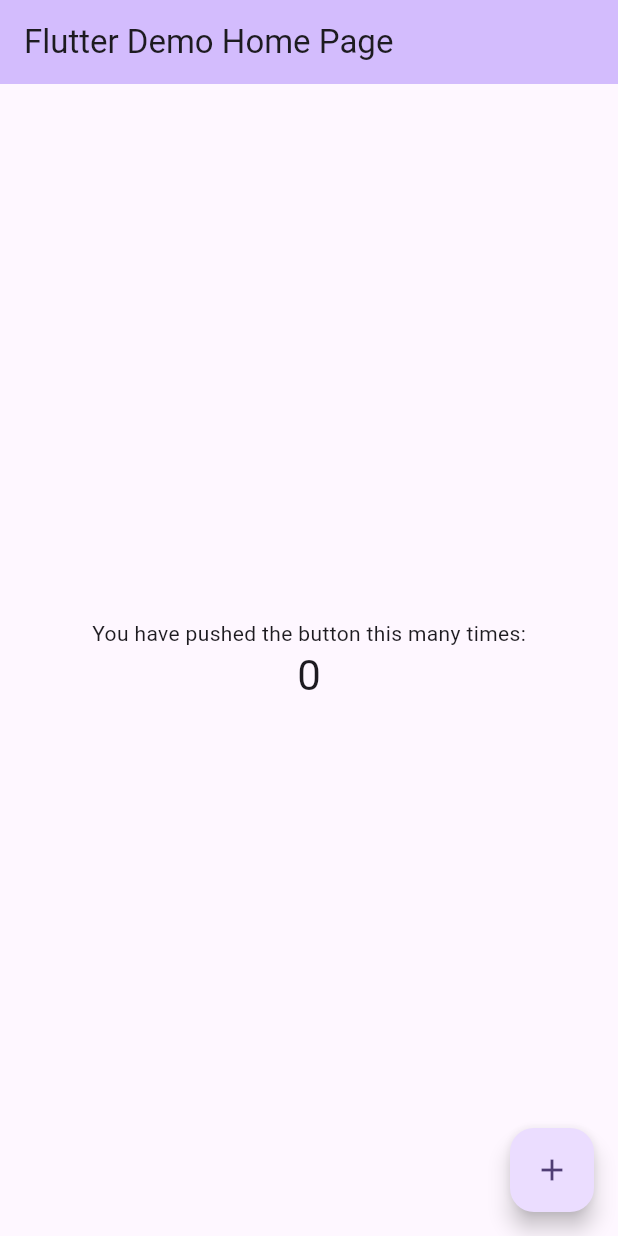
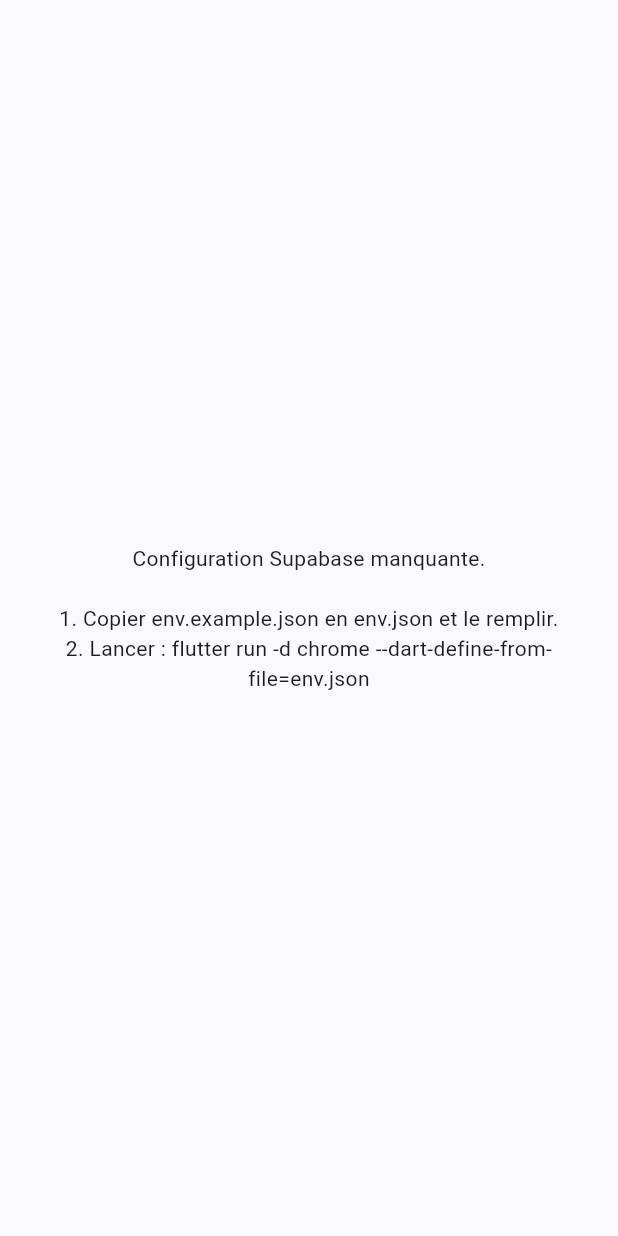
Before and after one commit to Dosseh2005/flutter-evaluation-platform, a Flutter app: the screen it shows after launch, on a phone screen of 412 x 824 dp. Run offline on Flutter 3.47's test engine with Material 3 defaults, Android fonts, the phone set to English and light mode, and no system bars; our stand-ins replace flutter_riverpod, go_router, supabase_flutter; accounts and stored records are empty.

Commit message:
feat(S1): arborescence lib/core + features et router go_router
- Connexion Supabase via --dart-define-from-file=env.json (écran d'aide si absent)
- Session (utilisateur connecté + rôle) et garde de route selon le rôle
- Pages provisoires pour chaque US
- Tests de la garde de route ; README mis à jour (lien Trello, routes)

```diff
--- /dev/null
+++ b/lib/core/supabase_client.dart
@@ -0,0 +1,22 @@
+import 'package:supabase_flutter/supabase_flutter.dart';
+
+/// URL du projet Supabase, passée au lancement avec
+/// `--dart-define-from-file=env.json` (jamais écrite dans le code).
+const supabaseUrl = String.fromEnvironment('SUPABASE_URL');
+
+/// Clé publique (anon / publishable) du projet Supabase.
+/// Ne JAMAIS mettre la clé `service_role` ici.
+const supabaseAnonKey = String.fromEnvironment('SUPABASE_ANON_KEY');
+
+/// Vrai si les deux valeurs ci-dessus ont bien été fournies au lancement.
+bool get supabaseEstConfigure =>
+    supabaseUrl.isNotEmpty && supabaseAnonKey.isNotEmpty;
+
+/// Connecte l'application au projet Supabase. À appeler une seule fois,
+/// dans `main()`, avant `runApp`.
+Future<void> initialiserSupabase() async {
+  await Supabase.initialize(url: supabaseUrl, publishableKey: supabaseAnonKey);
+}
+
+/// Raccourci vers le client Supabase, utilisable partout dans l'appli.
+SupabaseClient get supabase => Supabase.instance.client;
--- /dev/null
+++ b/lib/core/theme.dart
@@ -0,0 +1,11 @@
+import 'package:flutter/material.dart';
+
+/// Thème commun à toute l'application (Material 3).
+ThemeData construireTheme() {
+  return ThemeData(
+    colorScheme: ColorScheme.fromSeed(seedColor: const Color(0xFF1565C0)),
+    inputDecorationTheme: const InputDecorationTheme(
+      border: OutlineInputBorder(),
+    ),
+  );
+}
--- a/lib/main.dart
+++ b/lib/main.dart
@@ -1,121 +1,64 @@
 import 'package:flutter/material.dart';
+import 'package:flutter_riverpod/flutter_riverpod.dart';
 
-void main() {
-  runApp(const MyApp());
+import 'core/router.dart';
+import 'core/supabase_client.dart';
+import 'core/theme.dart';
+
+/// Point d'entrée : connecte Supabase puis lance l'application.
+///
+/// Lancement : `flutter run -d chrome --dart-define-from-file=env.json`
+Future<void> main() async {
+  WidgetsFlutterBinding.ensureInitialized();
+
+  if (!supabaseEstConfigure) {
+    runApp(const ConfigManquanteApp());
+    return;
+  }
+
+  await initialiserSupabase();
+  runApp(const ProviderScope(child: EvaluationApp()));
 }
 
-class MyApp extends StatelessWidget {
-  const MyApp({super.key});
+/// Application principale : thème + navigation go_router.
+class EvaluationApp extends ConsumerWidget {
+  /// Crée l'application.
+  const EvaluationApp({super.key});
 
-  // This widget is the root of your application.
   @override
-  Widget build(BuildContext context) {
-    return MaterialApp(
-      title: 'Flutter Demo',
-      theme: ThemeData(
-        // This is the theme of your application.
-        //
-        // TRY THIS: Try running your application with "flutter run". You'll see
-        // the application has a purple toolbar. Then, without quitting the app,
-        // try changing the seedColor in the colorScheme below to Colors.green
-        // and then invoke "hot reload" (save your changes or press the "hot
-        // reload" button in a Flutter-supported IDE, or press "r" if you used
-        // the command line to start the app).
-        //
-        // Notice that the counter didn't reset back to zero; the application
-        // state is not lost during the reload. To reset the state, use hot
-        // restart instead.
-        //
-        // This works for code too, not just values: Most code changes can be
-        // tested with just a hot reload.
-        colorScheme: .fromSeed(seedColor: Colors.deepPurple),
-      ),
-      home: const MyHomePage(title: 'Flutter Demo Home Page'),
+  Widget build(BuildContext context, WidgetRef ref) {
+    return MaterialApp.router(
+      title: "Plateforme d'évaluation",
+      debugShowCheckedModeBanner: false,
+      theme: construireTheme(),
+      routerConfig: ref.watch(routerProvider),
     );
   }
 }
 
-class MyHomePage extends StatefulWidget {
-  const MyHomePage({super.key, required this.title});
-
-  // This widget is the home page of your application. It is stateful, meaning
-  // that it has a State object (defined below) that contains fields that affect
-  // how it looks.
-
-  // This class is the configuration for the state. It holds the values (in this
-  // case the title) provided by the parent (in this case the App widget) and
-  // used by the build method of the State. Fields in a Widget subclass are
-  // always marked "final".
-
-  final String title;
-
-  @override
-  State<MyHomePage> createState() => _MyHomePageState();
-}
-
-class _MyHomePageState extends State<MyHomePage> {
-  int _counter = 0;
-
-  void _incrementCounter() {
-    setState(() {
-      // This call to setState tells the Flutter framework that something has
-      // changed in this State, which causes it to rerun the build method below
-      // so that the display can reflect the updated values. If we changed
-      // _counter without calling setState(), then the build method would not be
-      // called again, and so nothing would appear to happen.
-      _counter++;
-    });
-  }
+/// Écran affiché si l'appli est lancée sans `env.json` : explique quoi
+/// faire au lieu de planter.
+class ConfigManquanteApp extends StatelessWidget {
+  /// Crée l'écran d'erreur de configuration.
+  const ConfigManquanteApp({super.key});
 
   @override
   Widget build(BuildContext context) {
-    // This method is rerun every time setState is called, for instance as done
-    // by the _incrementCounter method above.
-    //
-    // The Flutter framework has been optimized to make rerunning build methods
-    // fast, so that you can just rebuild anything that needs updating rather
-    // than having to individually change instances of widgets.
-    return Scaffold(
-      appBar: AppBar(
-        // TRY THIS: Try changing the color here to a specific color (to
-        // Colors.amber, perhaps?) and trigger a hot reload to see the AppBar
-        // change color while the other colors stay the same.
-        backgroundColor: Theme.of(context).colorScheme.inversePrimary,
-        // Here we take the value from the MyHomePage object that was created by
-        // the App.build method, and use it to set our appbar title.
-        title: Text(widget.title),
-      ),
-      body: Center(
-        // Center is a layout widget. It takes a single child and positions it
-        // in the middle of the parent.
-        child: Column(
-          // Column is also a layout widget. It takes a list of children and
-          // arranges them vertically. By default, it sizes itself to fit its
-          // children horizontally, and tries to be as tall as its parent.
-          //
-          // Column has various properties to control how it sizes itself and
-          // how it positions its children. Here we use mainAxisAlignment to
-          // center the children vertically; the main axis here is the vertical
-          // axis because Columns are vertical (the cross axis would be
-          // horizontal).
-          //
-          // TRY THIS: Invoke "debug painting" (choose the "Toggle Debug Paint"
-          // action in the IDE, or press "p" in the console), to see the
-          // wireframe for each widget.
-          mainAxisAlignment: .center,
-          children: [
-            const Text('You have pushed the button this many times:'),
-            Text(
-              '$_counter',
-              style: Theme.of(context).textTheme.headlineMedium,
+    return MaterialApp(
+      debugShowCheckedModeBanner: false,
+      theme: construireTheme(),
+      home: const Scaffold(
+        body: Center(
+          child: Padding(
+            padding: EdgeInsets.all(24),
+            child: Text(
+              'Configuration Supabase manquante.\n\n'
+              '1. Copier env.example.json en env.json et le remplir.\n'
+              '2. Lancer : flutter run -d chrome --dart-define-from-file=env.json',
+              textAlign: TextAlign.center,
             ),
-          ],
+          ),
         ),
-      ),
-      floatingActionButton: FloatingActionButton(
-        onPressed: _incrementCounter,
-        tooltip: 'Increment',
-        child: const Icon(Icons.add),
       ),
     );
   }
```
Also changed, not shown: lib/core/page_a_venir.dart (added, +64 -0 lines), lib/core/router.dart (added, +99 -0 lines), lib/core/session.dart (added, +76 -0 lines), lib/features/admin/admin_home_page.dart (added, +18 -0 lines), lib/features/auth/login_page.dart (added, +26 -0 lines), lib/features/auth/register_page.dart (added, +26 -0 lines), lib/features/candidat/profil_page.dart (added, +26 -0 lines), lib/features/candidat/tests_page.dart (added, +26 -0 lines), 3 other files.
